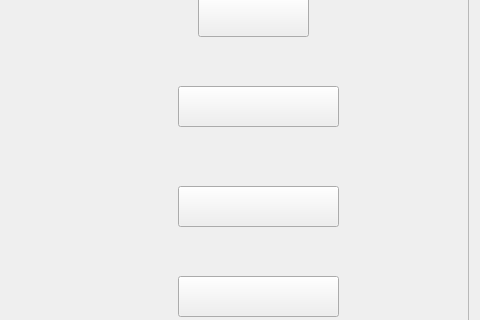
This is equipped/mainwindow_01.ui in baiyingzhuying/ungo as Qt 5 draws it before an edit; both pictures show x 492 to 972 and y 304 to 624 of the 972 by 711 pixel window. The edited form follows.
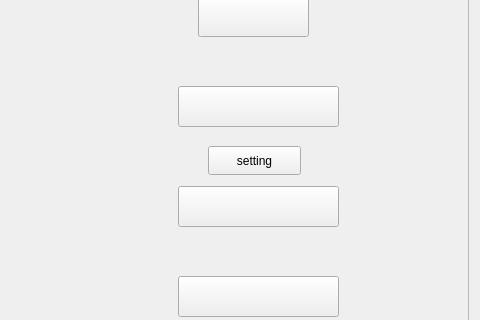
This is the edited form. Icons and pictures are not drawn.

```diff
--- a/equipped/mainwindow_01.ui
+++ b/equipped/mainwindow_01.ui
@@ -222,6 +222,19 @@
       </property>
      </item>
     </widget>
+    <widget class="QPushButton" name="net_setting">
+     <property name="geometry">
+      <rect>
+       <x>700</x>
+       <y>450</y>
+       <width>93</width>
+       <height>29</height>
+      </rect>
+     </property>
+     <property name="text">
+      <string>setting</string>
+     </property>
+    </widget>
     <zorder>help</zorder>
     <zorder>StartGame</zorder>
     <zorder>ourteam</zorder>
```
Left out of the diff: 3 changed lines with no effect on the pictures.
